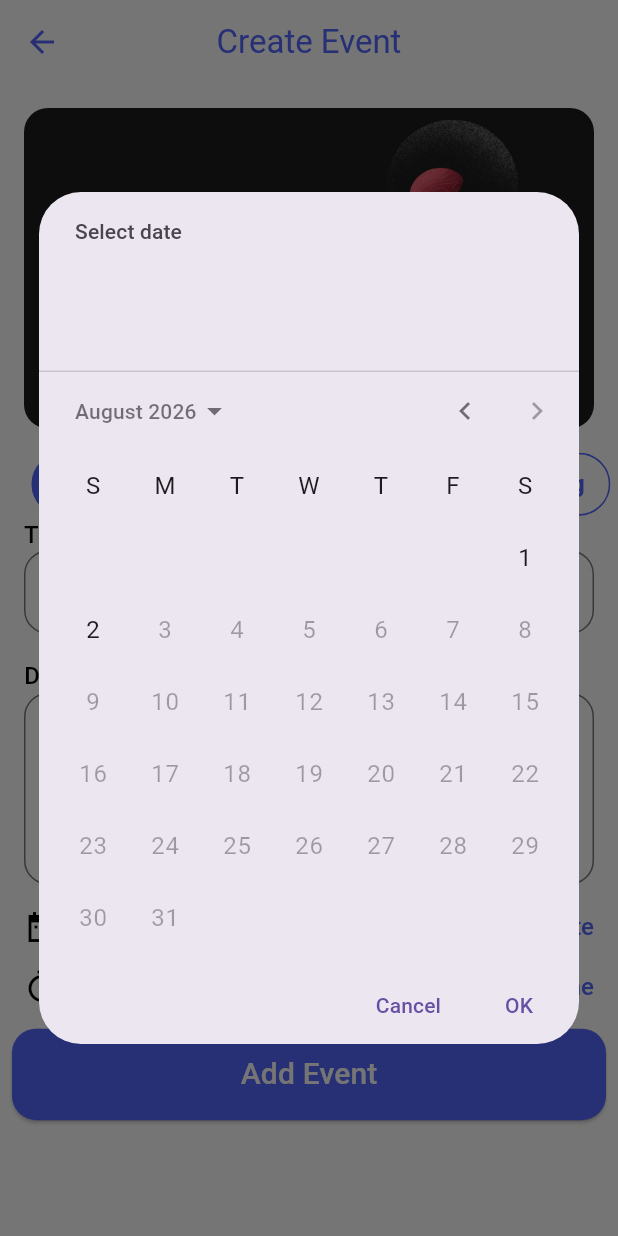
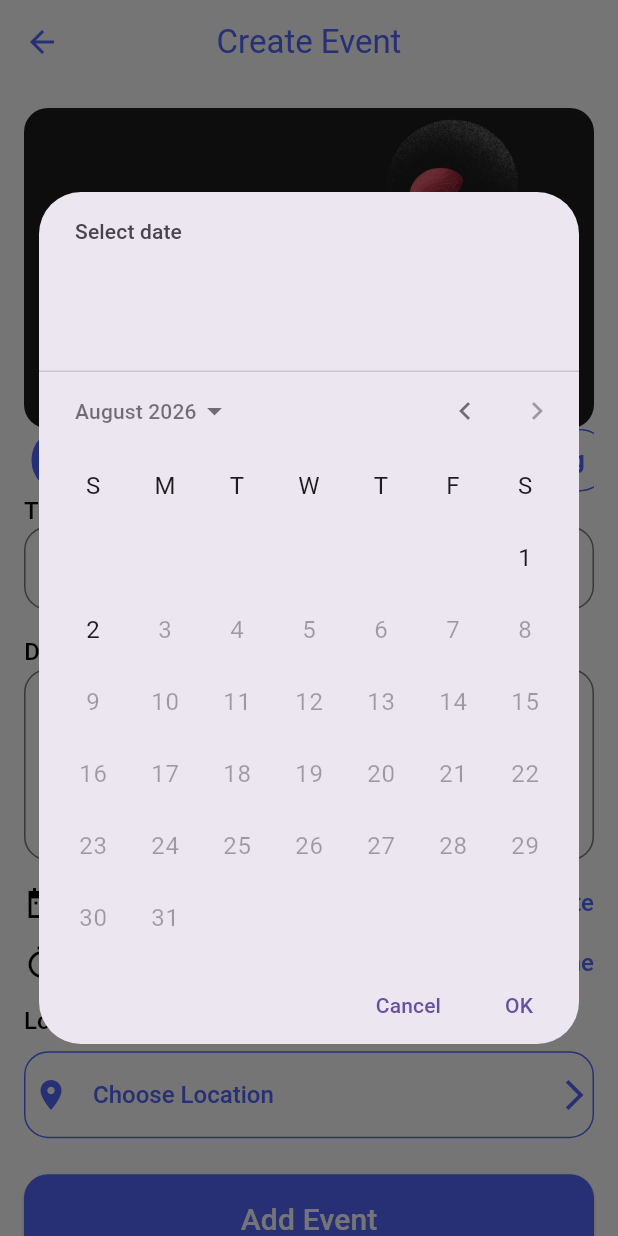
Before and after one commit to belalellathy/Evently, a Flutter app: the CreateEvent screen opened by its route, after a tap on "Choose date", on a phone screen of 412 x 824 dp. Run offline on Flutter 3.47's test engine with Material 3 defaults, Android fonts, the phone set to English and light mode, and no system bars; our stand-ins replace cloud_firestore, firebase_auth, firebase_core, flutter_svg, geocoding, google_maps_flutter and 3 more; missing offline and left inert: dart:ffi; accounts and stored records are empty.

```diff
--- a/lib/create_event.dart
+++ b/lib/create_event.dart
@@ -1,4 +1,5 @@
 
+import 'package:evently/EventLocation.dart';
 import 'package:evently/apptheme.dart';
 import 'package:evently/firebase_service.dart';
 import 'package:evently/models/categories.dart';
@@ -20,6 +21,10 @@ class CreateEvent extends StatefulWidget {
 
 class _CreateEventState extends State<CreateEvent> {
   int currentindex=1;
+String? eventlocationname;
+  @override
+
+
 
 
   final TextEditingController _title=TextEditingController();
@@ -43,20 +48,16 @@ class _CreateEventState extends State<CreateEvent> {
         body: SizedBox(
           width: MediaQuery.of(context).size.width,
           child: SingleChildScrollView(
+            padding: const EdgeInsets.all(16),
             child: Column(
 
               crossAxisAlignment: CrossAxisAlignment.start,
               children: [
-                Padding(
-                  padding: const EdgeInsets.all(16),
-                  child: ClipRRect(
+                ClipRRect(
 
                   borderRadius: BorderRadius.circular(16),
                   child: Image.asset("assets/tabsimages/${Category.categories[currentindex].ImageName}.png")),
-                ),
-                Padding(
-                  padding: const EdgeInsets.only(left: 16),
-                  child: DefaultTabController(
+                DefaultTabController(
                   length: Category.categories.length-1,
                   child: TabBar(
 
@@ -83,14 +84,8 @@ class _CreateEventState extends State<CreateEvent> {
 
                   ),
                 ),
-                ),
-                Padding(
-                  padding: const EdgeInsets.only(left: 16),
-                  child: Text("Title",style: textTheme.headlineMedium,),
-                ),
-                Padding(
-                  padding: const EdgeInsets.symmetric(horizontal: 16),
-                  child: TextFormField(
+                Text("Title",style: textTheme.headlineMedium,),
+                TextFormField(
                   style: TextStyle(color: settingsProvider.isDark?Apptheme.white:Apptheme.black),
                   controller: _title,
                      onTapOutside: (_) =>FocusManager.instance.primaryFocus?.unfocus(),
@@ -103,15 +98,9 @@ class _CreateEventState extends State<CreateEvent> {
                     )
                   )
                 ),
-                ),
                 const SizedBox(height: 16,),
-                Padding(
-                  padding: const EdgeInsets.only(left: 16.0),
-                  child: Text("Description",style: Apptheme.lightTheme.textTheme.headlineMedium?.copyWith(color:settingsProvider.isDark ? Apptheme.white:Apptheme.black)),
-                ),
-                Padding(
-                  padding: const EdgeInsets.symmetric(horizontal: 16),
-                  child: TextFormField(
+                Text("Description",style: Apptheme.lightTheme.textTheme.headlineMedium?.copyWith(color:settingsProvider.isDark ? Apptheme.white:Apptheme.black)),
+                TextFormField(
                   style: TextStyle(color: settingsProvider.isDark?Apptheme.white:Apptheme.black),
                   maxLines: 4,
                   controller: _description,
@@ -123,7 +112,6 @@ class _CreateEventState extends State<CreateEvent> {
 
                   ),
                 ),
-                ),
 
 
 
@@ -131,9 +119,7 @@ class _CreateEventState extends State<CreateEvent> {
                 Column(
                   crossAxisAlignment: CrossAxisAlignment.end,
                   children: [
-                    Padding(
-                      padding: const EdgeInsets.symmetric(horizontal: 16.0),
-                      child: Row(
+                    Row(
                       children: [
                          Icon(Icons.date_range_sharp,color: settingsProvider.isDark?Apptheme.white :Apptheme.black,),
                         const SizedBox(width: 10,),
@@ -159,8 +145,7 @@ class _CreateEventState extends State<CreateEvent> {
 
                       ],
                     ),
-                    ),
-                    Padding(padding: const EdgeInsets.symmetric(horizontal: 16),
+                    Padding(padding: const EdgeInsets.symmetric(horizontal: 0),
                     child: _errorText_date!=null?Text("$_errorText_date",style: textTheme.bodySmall?.copyWith(color:Colors.red),
                     textAlign: TextAlign.right,):null,)
                   ],
@@ -169,9 +154,7 @@ class _CreateEventState extends State<CreateEvent> {
                 Column(
                   crossAxisAlignment: CrossAxisAlignment.end,
                   children: [
-                    Padding(
-                      padding: const EdgeInsets.symmetric(horizontal:  16.0),
-                      child: Row(
+                    Row(
                       children: [
                         Icon(Icons.timer_sharp,color: settingsProvider.isDark?Apptheme.white :Apptheme.black,),
                         const SizedBox(width: 10,),
@@ -199,20 +182,59 @@ class _CreateEventState extends State<CreateEvent> {
 
                       ],
                     ),
-                    ),
-                    Padding(padding: const EdgeInsets.symmetric(horizontal: 16),
+                    Padding(padding: const EdgeInsets.symmetric(horizontal: 0),
                     child: _errorText_time!=null?Text("$_errorText_time",style: textTheme.bodySmall?.copyWith(color:Colors.red),
                     textAlign: TextAlign.right,):null,)
                   ],
                 ),
                 const SizedBox(height: 16,),
-                Padding(
-                  padding: const EdgeInsets.symmetric(horizontal: 8.0),
-                  child: SizedBox(
+                Text("Location",
+                style: textTheme.headlineMedium?.copyWith(color:settingsProvider.isDark?Apptheme.white :Apptheme.black),
+
+
+                ),
+
+
+
+                const SizedBox(height: 10,),
+                 InkWell(
+                      onTap: () {
+                        Navigator.push(context, MaterialPageRoute(builder: (context) => const Eventlocation()));
+                        // Handle location selection
+                      },
+                      child: Container(
+                        width: double.infinity,
+                       padding: const EdgeInsets.symmetric(vertical: 16),
+                        decoration: BoxDecoration(
+                          color: settingsProvider.isDark?Apptheme.primarydark : Apptheme.white,
+                          borderRadius: BorderRadius.circular(16),
+                          border: Border.all(color: Apptheme.blue)
+                        ),
+
+                        child: settingsProvider.eventlocationname != null ?
+                        Center(
+                          child: Text(settingsProvider.eventlocationname!, style: textTheme.headlineMedium?.copyWith(color: settingsProvider.isDark ? Apptheme.white : Apptheme.black))) : Row(
+                          children: [
+                            const SizedBox(width: 5,),
+                            Icon(Icons.location_on, color: Apptheme.blue),
+                            const SizedBox(width: 16),
+
+                            Text("Choose Location", style: textTheme.headlineMedium?.copyWith(color: Apptheme.blue)),
+                            const Spacer(),
+                            Icon(Icons.arrow_forward_ios, color: Apptheme.blue),
+                          ],
+                        ),
+                      )
+                    ),
+               const  SizedBox(height: 8,),
+
+
+               const SizedBox(height: 16,),
+                SizedBox(
                   width: double.infinity,
                   child: ElevatedButton(
+
                     onPressed:_validatteinput,
-
 
                       style: ElevatedButton.styleFrom(
 
@@ -233,7 +255,6 @@ class _CreateEventState extends State<CreateEvent> {
 
                       ),
                 ),
-                ),
 
               ],
             ),
@@ -250,6 +271,7 @@ class _CreateEventState extends State<CreateEvent> {
       _errorText_title=_title.text.isEmpty?"Title can't be empty":null;
       _errorText_date=selecteddate==null?"please pick date":null;
       _errorText_time=selectedtime==null?"please pick time":null;
+
     });
     if(selecteddate!=null&&selectedtime!=null&&_errorText_title==null&&_errorText_descriptionn==null){
       DateTime dateTime=DateTime(selecteddate!.year,selecteddate!.month,selecteddate!.day,selectedtime!.hour,selectedtime!.minute);
--- a/lib/firebase_service.dart
+++ b/lib/firebase_service.dart
@@ -62,6 +62,7 @@ class FirebaseService{
     CollectionReference<Usermodel>userscollection=getuserscollection();
     DocumentSnapshot<Usermodel>usersnapshot= await userscollection.doc(credential.user!.uid).get();
     return usersnapshot.data()!;
+
   }
   static Future<void> logout()async{
     await FirebaseAuth.instance.signOut();
--- a/lib/main.dart
+++ b/lib/main.dart
@@ -5,9 +5,12 @@ import 'package:evently/create_event.dart';
 import 'package:evently/editeventscreen.dart';
 import 'package:evently/eventdetails.dart';
 import 'package:evently/mainscreen.dart';
+import 'package:evently/models/usermodel.dart';
 import 'package:evently/providers/event_provider.dart';
 import 'package:evently/providers/settings_provide.dart';
 import 'package:evently/providers/user_provider.dart';
+import 'package:evently/splash.dart';
+import 'package:firebase_auth/firebase_auth.dart';
 import 'package:firebase_core/firebase_core.dart';
 import 'package:flutter/material.dart';
 import 'package:provider/provider.dart';
@@ -32,6 +35,14 @@ class RUNAPP extends StatelessWidget {
 
   @override
   Widget build(BuildContext context) {
+   UserProvider userProvider=Provider.of<UserProvider>(context);
+   userProvider.autologin();
+    Usermodel? user = userProvider.currentuser;
+
+    //print( user);
+
+    String initialRoute = 'splash';
+
     SettingsProvide settingsProvider=Provider.of<SettingsProvide>(context);
     settingsProvider.loadSettings();
     return MaterialApp(
@@ -39,14 +50,16 @@ class RUNAPP extends StatelessWidget {
       localizationsDelegates: AppLocalizations.localizationsDelegates,
       supportedLocales: AppLocalizations.supportedLocales,
       locale: Locale(settingsProvider.lang_code),
-      initialRoute:"Home" ,
+
+      initialRoute:initialRoute ,
       routes: {
         "Home": (context)=> LoginScreen(),
         "register": (context)=> Register(),
         "mainscreen":(context)=>const Mainscreen(),
         "CreateEvent":(context)=> const CreateEvent(),
         "Eventdetails":(context)=>const Eventdetails(),
-        "Edit Event":(context)=>const Editeventscreen()
+        "Edit Event":(context)=>const Editeventscreen(),
+        "splash":(context)=>const SplashScreen(),
 
       },
       theme: Apptheme.lightTheme,
@@ -54,4 +67,5 @@ class RUNAPP extends StatelessWidget {
       themeMode:settingsProvider.themeMode ,
     );
   }
+
 }
--- a/lib/providers/settings_provide.dart
+++ b/lib/providers/settings_provide.dart
@@ -1,9 +1,25 @@
+import 'dart:ffi';
+
+import 'package:evently/models/event.dart';
 import 'package:flutter/material.dart';
+import 'package:google_maps_flutter/google_maps_flutter.dart';
+import 'package:location/location.dart';
 import 'package:shared_preferences/shared_preferences.dart';
+import 'package:geocoding/geocoding.dart'as geocoding;
 
 class SettingsProvide with ChangeNotifier{
+  Location location = Location();
+  late GoogleMapController mapController;
   ThemeMode themeMode= ThemeMode.system;
   String lang_code='en';
+  bool shouldfollowuser = false;
+  LatLng ? eventlocation ;
+  String? eventlocationname;
+
+
+  late LocationData locationData;
+   String city="Loading...";
+   String country="Loading...";
 
   bool get isDark{if (themeMode == ThemeMode.system) {
     // Check the system brightness (requires BuildContext)
@@ -47,5 +63,74 @@ notifyListeners();
 
     notifyListeners();
   }
+Future<void>getlocation()async{
+
+  bool isEnabled = await checklocationenabled();
+  if (isEnabled) {
+    locationData = await location.getLocation();
+   }
+  notifyListeners();
 
 }
+Future<void>getlocationname()async{
+  locationData = await location.getLocation();
+   List<geocoding.Placemark> placemarks = await geocoding.placemarkFromCoordinates(
+      locationData.latitude ?? 0,
+      locationData.longitude ?? 0,
+    );
+    if (placemarks.isNotEmpty) {
+      geocoding.Placemark place = placemarks.first;
+      city = place.subAdministrativeArea ?? '';
+      country = place.country ?? '';
+
+
+    }
+}
+  Future<bool> checklocationenabled()async{
+
+    bool serviceEnabled;
+    PermissionStatus permissionGranted;
+
+    serviceEnabled = await location.serviceEnabled();
+    if (!serviceEnabled) {
+      serviceEnabled = await location.requestService();
+      if (!serviceEnabled) {
+        return false;
+      }
+    }
+
+    permissionGranted = await location.hasPermission();
+    if (permissionGranted == PermissionStatus.denied) {
+      permissionGranted = await location.requestPermission();
+      if (permissionGranted != PermissionStatus.granted) {
+        return false;
+      }
+    }
+    return true;
+
+
+  }
+  Future<void> changeeventlocation(LatLng location)async{
+    eventlocation=location;
+    List<geocoding.Placemark> placemarks = await geocoding.placemarkFromCoordinates(
+      locationData.latitude ?? 0,
+      locationData.longitude ?? 0,
+    );
+    if (placemarks.isNotEmpty) {
+      geocoding.Placemark place = placemarks.first;
+      eventlocationname = place.subAdministrativeArea ?? '';
+
+    }
+    notifyListeners();
+
+    }
+
+  CameraPosition get initialCameraPosition {
+    return CameraPosition(
+      target: LatLng(locationData.latitude ?? 37.43296265331129, locationData.longitude ?? -122.08832357078792),
+      zoom: 17,
+    );
+  }
+
+
+}
--- a/lib/providers/user_provider.dart
+++ b/lib/providers/user_provider.dart
@@ -1,11 +1,32 @@
+import 'package:cloud_firestore/cloud_firestore.dart';
+import 'package:evently/firebase_service.dart';
 import 'package:evently/models/usermodel.dart';
+import 'package:firebase_auth/firebase_auth.dart';
 import 'package:flutter/material.dart';
 
 class UserProvider with ChangeNotifier {
   Usermodel?currentuser;
+
+bool isLoggedIn=false;
+  var user = FirebaseAuth.instance.currentUser;
+  Future<void> autologin() async {
+    if (user != null) {
+      CollectionReference<Usermodel> userscollection = FirebaseService.getuserscollection();
+      DocumentSnapshot<Usermodel> usersnapshot = await userscollection.doc(user!.uid).get();
+
+
+      if (usersnapshot.exists) {
+
+        currentuser = usersnapshot.data();
+        isLoggedIn = true;
+      }
+    }
+  }
+
+
   void UpdateCurrentUser(Usermodel? user){
     currentuser=user;
-    notifyListeners();
+      notifyListeners();
   }
   void addeventtofav(String eventid){
     currentuser!.favEvents.add(eventid);
--- a/pubspec.yaml
+++ b/pubspec.yaml
@@ -45,6 +45,9 @@ dependencies:
     sdk: flutter
   firebase_auth: ^5.5.1
   shared_preferences: ^2.5.3
+  location: ^8.0.1
+  google_maps_flutter: ^2.12.3
+  geocoding: ^4.0.0
 
 dev_dependencies:
   flutter_test:
```
Also changed, not shown: lib/EventLocation.dart (added, +48 -0 lines), lib/splash.dart (added, +36 -0 lines), lib/tabs/home/home_header.dart (+8 -0 lines), lib/tabs/maps/maps.dart (+18 -2 lines), pubspec.lock, 4 other files. Lines whose indentation alone changed are shown as unchanged.
